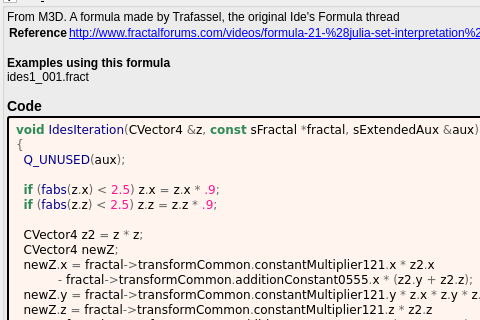
Qt form mandelbulber2/formula/ui/ides.ui (buddhi1980/mandelbulber2) before a commit; both pictures show x 0 to 480 and y 144 to 464 of the 736 by 773 pixel window.
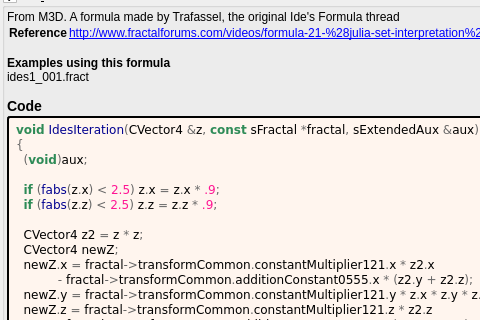
The same form after that commit. Custom widgets are drawn as their Qt base class.

What changed in the file:
```diff
--- a/mandelbulber2/formula/ui/ides.ui
+++ b/mandelbulber2/formula/ui/ides.ui
@@ -288,7 +288,7 @@
          <string notr="true">&lt;body style=&quot;background-color:#fff5ee&quot;&gt;
 &lt;pre style=&quot;color:#000000; background-color:#fff5ee;  font-family:&#039;Courier New&#039;,monospace;white-space: pre-wrap;&quot;&gt;&lt;span style=&quot;color:#2e8b57; font-weight:bold&quot;&gt;void&lt;/span&gt; &lt;span style=&quot;color:#00008f&quot;&gt;IdesIteration&lt;/span&gt;&lt;span style=&quot;color:#676767&quot;&gt;(&lt;/span&gt;CVector4 &lt;span style=&quot;color:#676767&quot;&gt;&amp;amp;&lt;/span&gt;z&lt;span style=&quot;color:#676767&quot;&gt;,&lt;/span&gt; &lt;span style=&quot;color:#2e8b57; font-weight:bold&quot;&gt;const&lt;/span&gt; sFractal &lt;span style=&quot;color:#676767&quot;&gt;*&lt;/span&gt;fractal&lt;span style=&quot;color:#676767&quot;&gt;,&lt;/span&gt; sExtendedAux &lt;span style=&quot;color:#676767&quot;&gt;&amp;amp;&lt;/span&gt;aux&lt;span style=&quot;color:#676767&quot;&gt;)&lt;/span&gt;
 &lt;span style=&quot;color:#676767&quot;&gt;{&lt;/span&gt;
-  &lt;span style=&quot;color:#00008f&quot;&gt;Q_UNUSED&lt;/span&gt;&lt;span style=&quot;color:#676767&quot;&gt;(&lt;/span&gt;aux&lt;span style=&quot;color:#676767&quot;&gt;);&lt;/span&gt;
+  &lt;span style=&quot;color:#676767&quot;&gt;(&lt;/span&gt;&lt;span style=&quot;color:#2e8b57; font-weight:bold&quot;&gt;void&lt;/span&gt;&lt;span style=&quot;color:#676767&quot;&gt;)&lt;/span&gt;aux&lt;span style=&quot;color:#676767&quot;&gt;;&lt;/span&gt;
 
   &lt;span style=&quot;color:#2e8b57; font-weight:bold&quot;&gt;if&lt;/span&gt; &lt;span style=&quot;color:#676767&quot;&gt;(&lt;/span&gt;&lt;span style=&quot;color:#00008f&quot;&gt;fabs&lt;/span&gt;&lt;span style=&quot;color:#676767&quot;&gt;(&lt;/span&gt;z&lt;span style=&quot;color:#676767&quot;&gt;.&lt;/span&gt;x&lt;span style=&quot;color:#676767&quot;&gt;) &amp;lt;&lt;/span&gt; &lt;span style=&quot;color:#ff1493&quot;&gt;2.5&lt;/span&gt;&lt;span style=&quot;color:#676767&quot;&gt;)&lt;/span&gt; z&lt;span style=&quot;color:#676767&quot;&gt;.&lt;/span&gt;x &lt;span style=&quot;color:#676767&quot;&gt;=&lt;/span&gt; z&lt;span style=&quot;color:#676767&quot;&gt;.&lt;/span&gt;x &lt;span style=&quot;color:#676767&quot;&gt;*&lt;/span&gt; &lt;span style=&quot;color:#ff1493&quot;&gt;.9&lt;/span&gt;&lt;span style=&quot;color:#676767&quot;&gt;;&lt;/span&gt;
   &lt;span style=&quot;color:#2e8b57; font-weight:bold&quot;&gt;if&lt;/span&gt; &lt;span style=&quot;color:#676767&quot;&gt;(&lt;/span&gt;&lt;span style=&quot;color:#00008f&quot;&gt;fabs&lt;/span&gt;&lt;span style=&quot;color:#676767&quot;&gt;(&lt;/span&gt;z&lt;span style=&quot;color:#676767&quot;&gt;.&lt;/span&gt;z&lt;span style=&quot;color:#676767&quot;&gt;) &amp;lt;&lt;/span&gt; &lt;span style=&quot;color:#ff1493&quot;&gt;2.5&lt;/span&gt;&lt;span style=&quot;color:#676767&quot;&gt;)&lt;/span&gt; z&lt;span style=&quot;color:#676767&quot;&gt;.&lt;/span&gt;z &lt;span style=&quot;color:#676767&quot;&gt;=&lt;/span&gt; z&lt;span style=&quot;color:#676767&quot;&gt;.&lt;/span&gt;z &lt;span style=&quot;color:#676767&quot;&gt;*&lt;/span&gt; &lt;span style=&quot;color:#ff1493&quot;&gt;.9&lt;/span&gt;&lt;span style=&quot;color:#676767&quot;&gt;;&lt;/span&gt;
```
